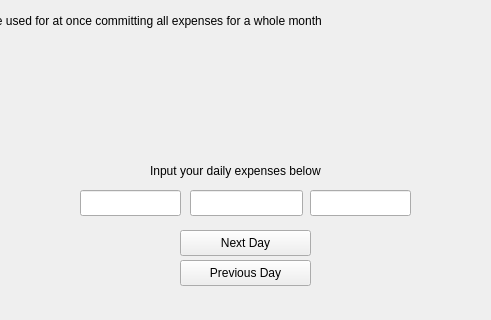
Above: src/ui/mainwindow.ui from Mihael0/finance_manager_qt before the change; both pictures show x 120 to 611 and y 0 to 320 of the 800 by 600 pixel window. Below: the same form after it.
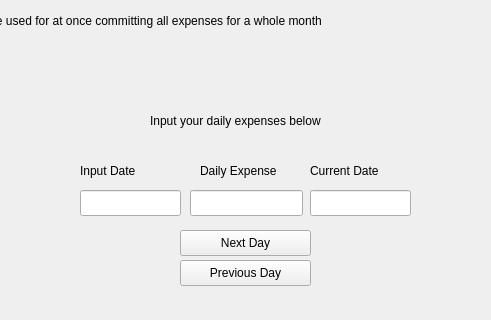
That is the form after the change.

The edit to the form file:
```diff
--- a/src/ui/mainwindow.ui
+++ b/src/ui/mainwindow.ui
@@ -18,7 +18,7 @@
     <property name="geometry">
      <rect>
       <x>270</x>
-      <y>150</y>
+      <y>100</y>
       <width>231</width>
       <height>41</height>
      </rect>
@@ -102,6 +102,45 @@
      <bool>true</bool>
     </property>
    </widget>
+   <widget class="QLabel" name="label_3">
+    <property name="geometry">
+     <rect>
+      <x>320</x>
+      <y>150</y>
+      <width>101</width>
+      <height>41</height>
+     </rect>
+    </property>
+    <property name="text">
+     <string>Daily Expense</string>
+    </property>
+   </widget>
+   <widget class="QLabel" name="label_4">
+    <property name="geometry">
+     <rect>
+      <x>430</x>
+      <y>150</y>
+      <width>101</width>
+      <height>41</height>
+     </rect>
+    </property>
+    <property name="text">
+     <string>Current Date</string>
+    </property>
+   </widget>
+   <widget class="QLabel" name="label_5">
+    <property name="geometry">
+     <rect>
+      <x>200</x>
+      <y>150</y>
+      <width>101</width>
+      <height>41</height>
+     </rect>
+    </property>
+    <property name="text">
+     <string>Input Date</string>
+    </property>
+   </widget>
    <zorder>label</zorder>
    <zorder>dailyExpenses</zorder>
    <zorder>currentMonth</zorder>
```
Left out of the diff: 3 changed lines with no effect on the pictures.
